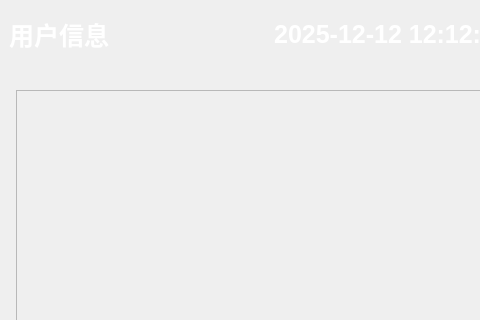
Above: practicewidget.ui from WangSuhang123/Fingertip-Light-Chase before the change; both pictures show x 0 to 480 and y 0 to 320 of the 1080 by 700 pixel window. Below: the same form after it.
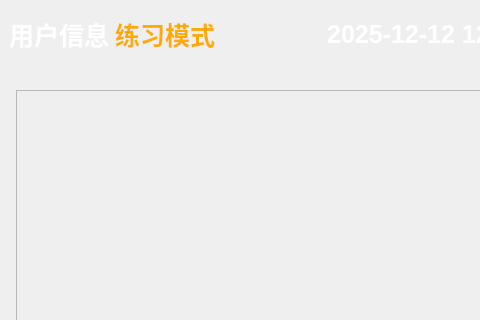
That is the form after the change. Icons and pictures are not drawn.

Commit message: 完成打字软件基本全部功能，实现登录系统，练习，比赛，下一步做数据可视化

What changed in the file:
```diff
--- a/practicewidget.ui
+++ b/practicewidget.ui
@@ -54,6 +54,19 @@
            </property>
           </widget>
          </item>
+         <item>
+          <widget class="QLabel" name="mode">
+           <property name="styleSheet">
+            <string notr="true">font-family: &quot;Microsoft YaHei&quot;;
+font-weight: bold;
+font-size: 25px;
+color: rgb(255, 170, 0);</string>
+           </property>
+           <property name="text">
+            <string>练习模式</string>
+           </property>
+          </widget>
+         </item>
          <item>
           <spacer name="horizontalSpacer_3">
            <property name="orientation">
```
Left out of the diff: 4 changed lines with no effect on the pictures. The commit also changes 1259 other files.
